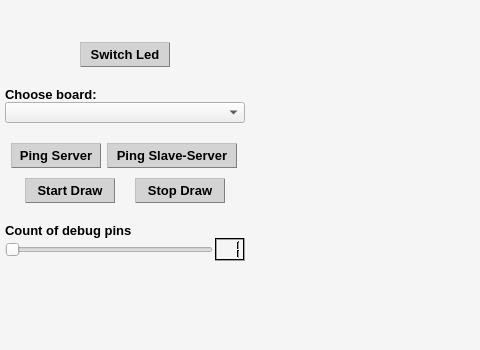
qvinn/RHE, file CLIENT/RHE_Client/rhe_widget.ui: the form before one commit; both pictures show x 0 to 480 and y 0 to 350 of the 861 by 559 pixel window.
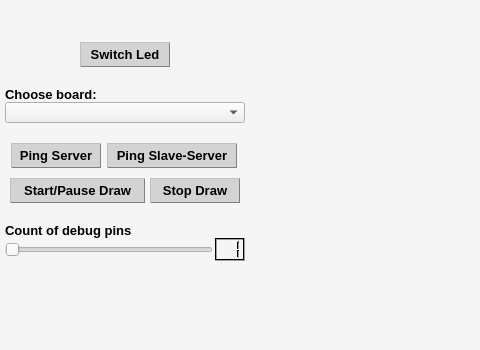
The form after the commit.

```diff
--- a/CLIENT/RHE_Client/rhe_widget.ui
+++ b/CLIENT/RHE_Client/rhe_widget.ui
@@ -1355,7 +1355,7 @@
           <widget class="QPushButton" name="pushButton_strt_drw">
            <property name="minimumSize">
             <size>
-             <width>90</width>
+             <width>135</width>
              <height>25</height>
             </size>
            </property>
@@ -1623,7 +1623,7 @@
 }</string>
            </property>
            <property name="text">
-            <string>Start Draw</string>
+            <string>Start/Pause Draw</string>
            </property>
            <property name="autoDefault">
             <bool>false</bool>
```
